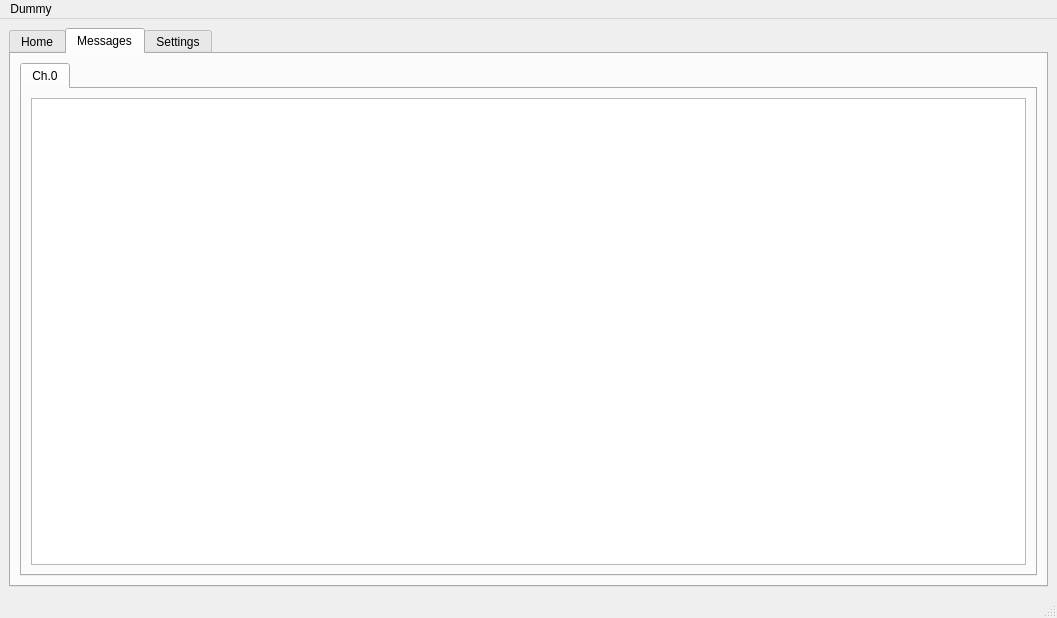
The window that meshapp/src/meshapp.ui (rbreesems/flamingo) describes before a commit, drawn with Qt 5.
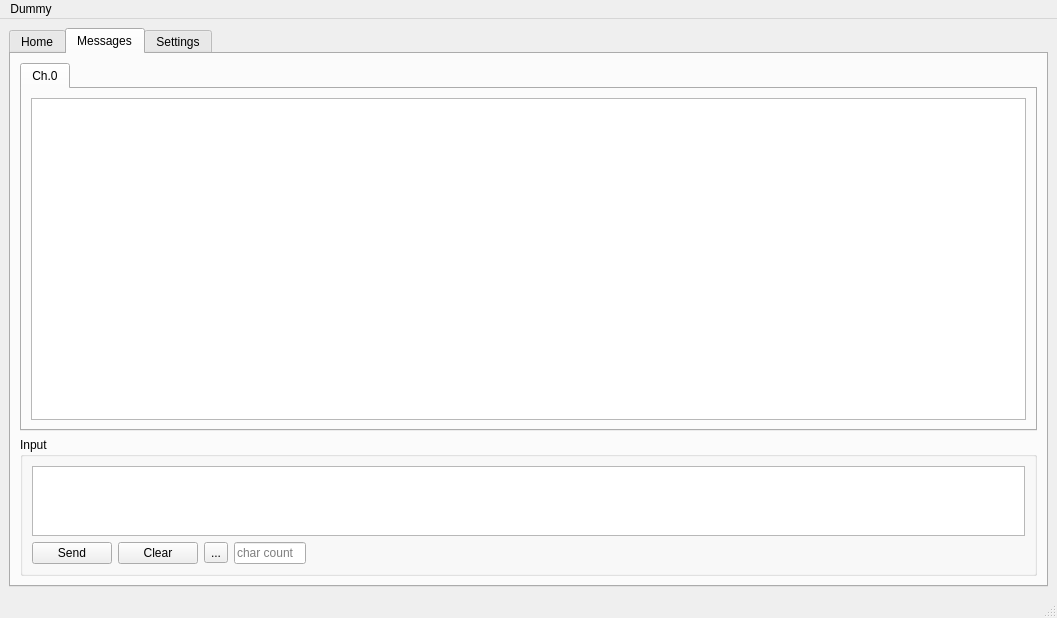
The same window after the commit. The open tabs and pages were chosen to show the change.

What changed in the file:
```diff
--- a/meshapp/src/meshapp.ui
+++ b/meshapp/src/meshapp.ui
@@ -139,7 +139,9 @@
        <attribute name="title">
         <string>Messages</string>
        </attribute>
-       <layout class="QHBoxLayout" name="horizontalLayout_6">
+       <layout class="QVBoxLayout" name="verticalLayout_6">
+        <item>
+         <layout class="QVBoxLayout" name="verticalLayout_5" stretch="20,1">
         <item>
          <widget class="QTabWidget" name="messagesTabWidget">
           <property name="currentIndex">
@@ -149,13 +151,72 @@
            <attribute name="title">
             <string>Ch.0</string>
            </attribute>
-           <layout class="QHBoxLayout" name="horizontalLayout_7">
+             <layout class="QVBoxLayout" name="verticalLayout_7">
             <item>
              <widget class="QTextEdit" name="ch0TextEdit"/>
             </item>
            </layout>
           </widget>
          </widget>
+          </item>
+          <item>
+           <widget class="QGroupBox" name="groupBox">
+            <property name="title">
+             <string>Input</string>
+            </property>
+            <layout class="QVBoxLayout" name="verticalLayout_4">
+             <item>
+              <widget class="QTextEdit" name="sendMessageTextEdit"/>
+             </item>
+             <item>
+              <layout class="QHBoxLayout" name="horizontalLayout_6" stretch="1,1,1,1,10">
+               <item>
+                <widget class="QPushButton" name="sendMessagePushButton">
+                 <property name="text">
+                  <string>Send</string>
+                 </property>
+                </widget>
+               </item>
+               <item>
+                <widget class="QPushButton" name="clearMessagePushButton">
+                 <property name="text">
+                  <string>Clear</string>
+                 </property>
+                </widget>
+               </item>
+               <item>
+                <widget class="QToolButton" name="emojisMessageToolButton">
+                 <property name="text">
+                  <string>...</string>
+                 </property>
+                </widget>
+               </item>
+               <item>
+                <widget class="QLineEdit" name="charCountLineEdit">
+                 <property name="placeholderText">
+                  <string>char count</string>
+                 </property>
+                </widget>
+               </item>
+               <item>
+                <spacer name="horizontalSpacer_4">
+                 <property name="orientation">
+                  <enum>Qt::Horizontal</enum>
+                 </property>
+                 <property name="sizeHint" stdset="0">
+                  <size>
+                   <width>40</width>
+                   <height>20</height>
+                  </size>
+                 </property>
+                </spacer>
+               </item>
+              </layout>
+             </item>
+            </layout>
+           </widget>
+          </item>
+         </layout>
         </item>
        </layout>
       </widget>
```
Lines whose indentation alone changed are shown as unchanged.
